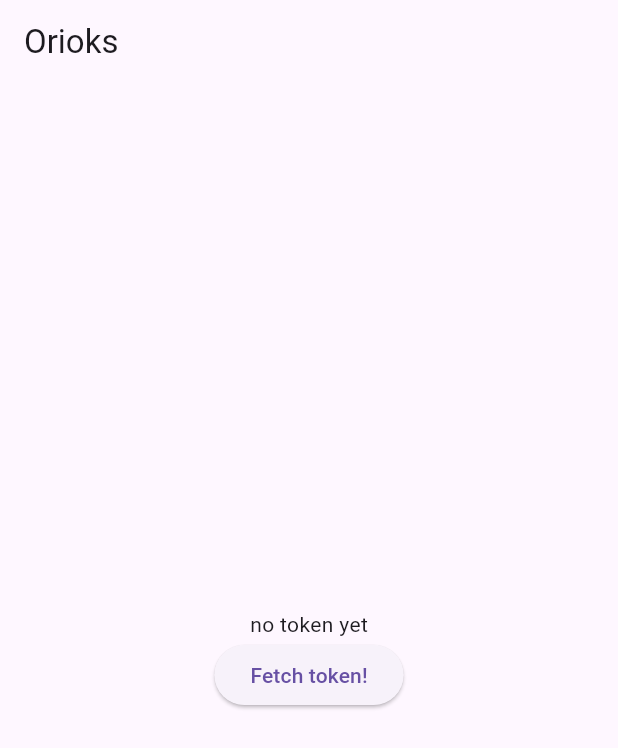
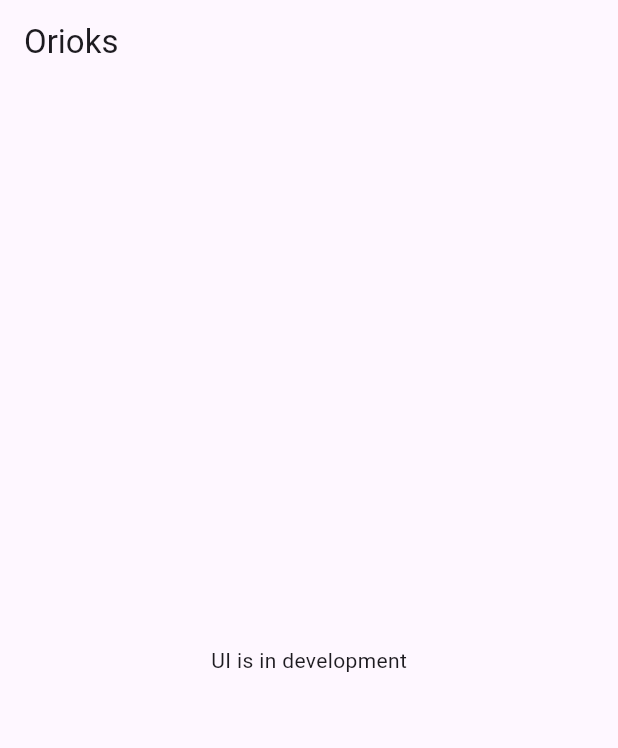
Before and after one commit to kirasok/orioks-app, a Flutter app: the screen it shows after launch, on a phone screen of 412 x 824 dp. Shown: the top 748 px of the screen. Run offline on Flutter 3.47's test engine with Material 2 defaults, Android fonts, the phone set to English and light mode, and no system bars; our stand-ins replace flutter_secure_storage, logger.

Commit message:
refactor(app): Clean code before PR

```diff
--- a/lib/data/api/api_service.dart
+++ b/lib/data/api/api_service.dart
@@ -1,4 +1,3 @@
-import 'dart:convert';
 import 'dart:io';
 
 import 'package:http/http.dart' as http;
--- a/lib/main.dart
+++ b/lib/main.dart
@@ -1,5 +1,4 @@
 import 'package:flutter/material.dart';
-import 'package:orioks/data/repository/token_repository.dart';
 
 // TODO: fetch schedule of group using id of student's group https://gitlab.com/orioks/student-api/-/blob/master/docs/schedule.rst
 // TODO: check if it is neccessary to update schedule https://gitlab.com/orioks/student-api/-/blob/master/docs/schedule.rst
@@ -41,27 +40,14 @@ class MyHomePage extends StatefulWidget {
 }
 
 class _MyHomePageState extends State<MyHomePage> {
-  String _token = "no token yet";
   @override
   Widget build(BuildContext context) {
     return Scaffold(
       appBar: AppBar(
         title: Text(widget.title),
       ),
-      body: Center(
-        child: Column(
-          mainAxisAlignment: MainAxisAlignment.center,
-          children: [
-            Text(_token),
-            ElevatedButton(
-              onPressed: () async {
-                _token = (await TokenRepository().get()).token;
-                setState(() {});
-              },
-              child: const Text("Fetch token!"),
-            )
-          ],
-        ),
+      body: const Center(
+        child: Text("UI is in development"),
       ),
     );
   }
```
